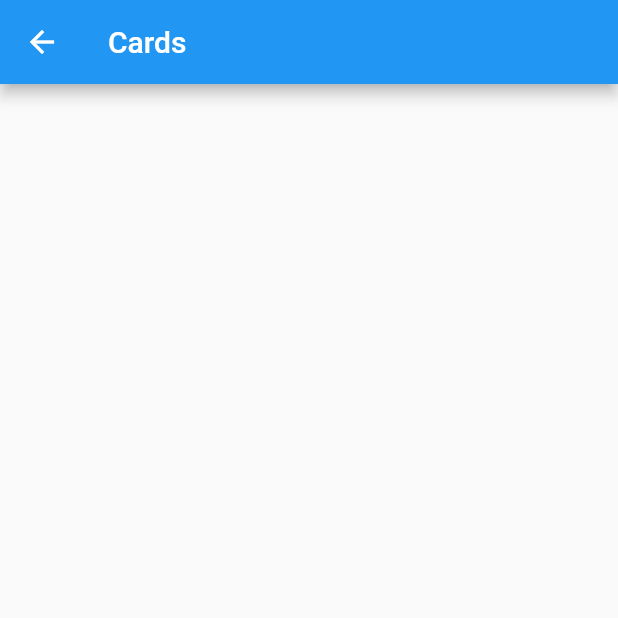
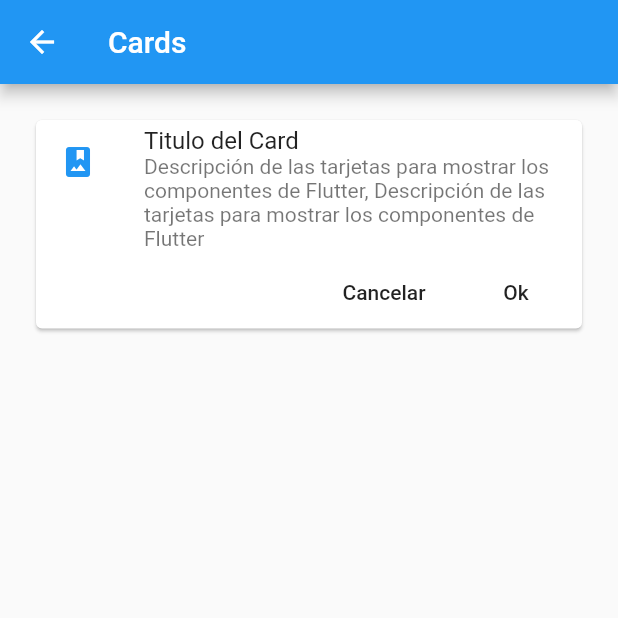
Before and after one commit to jsource11/FlutterComponentes, a Flutter app: the CardPage screen opened by its route, on a phone screen of 412 x 824 dp, the top half of it. Run offline on Flutter 3.47's test engine with Material 2 defaults, Android fonts, the light colour scheme and no system bars.

Commit message:
add card

```diff
--- a/lib/pages/card_page.dart
+++ b/lib/pages/card_page.dart
@@ -9,6 +9,35 @@ class CardPage extends StatelessWidget {
       appBar: AppBar(
         title: const Text('Cards'),
       ),
+      body: ListView(
+        padding: const EdgeInsets.all(20.0),
+        children: [_cardTipo1()],
+      ),
+    );
+  }
+
+  Widget _cardTipo1() {
+    return Card(
+      child: Column(
+        children: <Widget>[
+          ListTile(
+            leading: Icon(
+              Icons.photo_album,
+              color: Colors.blue,
+            ),
+            title: Text("Titulo del Card"),
+            subtitle: Text(
+                "Descripción de las tarjetas para mostrar los componentes de Flutter, Descripción de las tarjetas para mostrar los componentes de Flutter"),
+          ),
+          Row(
+            mainAxisAlignment: MainAxisAlignment.end,
+            children: [
+              FlatButton(onPressed: () {}, child: Text("Cancelar")),
+              FlatButton(onPressed: () {}, child: Text("Ok"))
+            ],
+          )
+        ],
+      ),
     );
   }
 }
```
